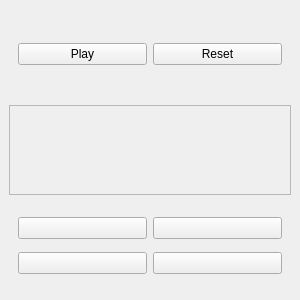
This is mainwindow.ui in rafael-rosseto/genius-ed as Qt 5 draws it before an edit. The edited form follows.
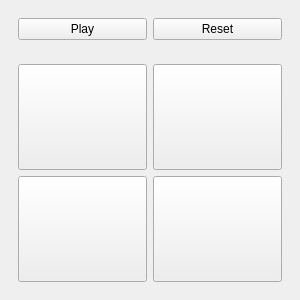
This is the edited form.

Commit message: update user interface

What changed in the file:
```diff
--- a/mainwindow.ui
+++ b/mainwindow.ui
@@ -29,6 +29,12 @@
    <layout class="QVBoxLayout" name="verticalLayout">
     <item>
      <widget class="QWidget" name="actions" native="true">
+      <property name="sizePolicy">
+       <sizepolicy hsizetype="Preferred" vsizetype="Maximum">
+        <horstretch>0</horstretch>
+        <verstretch>0</verstretch>
+       </sizepolicy>
+      </property>
       <layout class="QHBoxLayout" name="horizontalLayout">
        <item>
         <widget class="QPushButton" name="play">
@@ -47,21 +53,23 @@
       </layout>
      </widget>
     </item>
-    <item>
-     <widget class="QFrame" name="painel">
-      <property name="frameShape">
-       <enum>QFrame::StyledPanel</enum>
-      </property>
-      <property name="frameShadow">
-       <enum>QFrame::Raised</enum>
-      </property>
-     </widget>
-    </item>
     <item>
      <widget class="QWidget" name="cores" native="true">
+      <property name="sizePolicy">
+       <sizepolicy hsizetype="Preferred" vsizetype="Minimum">
+        <horstretch>0</horstretch>
+        <verstretch>0</verstretch>
+       </sizepolicy>
+      </property>
       <layout class="QGridLayout" name="gridLayout">
        <item row="0" column="1">
         <widget class="QPushButton" name="verde">
+         <property name="sizePolicy">
+          <sizepolicy hsizetype="Minimum" vsizetype="Minimum">
+           <horstretch>0</horstretch>
+           <verstretch>0</verstretch>
+          </sizepolicy>
+         </property>
          <property name="text">
           <string/>
          </property>
@@ -69,6 +77,12 @@
        </item>
        <item row="1" column="1">
         <widget class="QPushButton" name="azul">
+         <property name="sizePolicy">
+          <sizepolicy hsizetype="Minimum" vsizetype="Minimum">
+           <horstretch>0</horstretch>
+           <verstretch>0</verstretch>
+          </sizepolicy>
+         </property>
          <property name="text">
           <string/>
          </property>
@@ -76,6 +90,12 @@
        </item>
        <item row="0" column="0">
         <widget class="QPushButton" name="amarelo">
+         <property name="sizePolicy">
+          <sizepolicy hsizetype="Minimum" vsizetype="Minimum">
+           <horstretch>0</horstretch>
+           <verstretch>0</verstretch>
+          </sizepolicy>
+         </property>
          <property name="text">
           <string/>
          </property>
@@ -83,6 +103,12 @@
        </item>
        <item row="1" column="0">
         <widget class="QPushButton" name="vermelho">
+         <property name="sizePolicy">
+          <sizepolicy hsizetype="Minimum" vsizetype="Minimum">
+           <horstretch>0</horstretch>
+           <verstretch>0</verstretch>
+          </sizepolicy>
+         </property>
          <property name="text">
           <string/>
          </property>
```
Left out of the diff: 10 changed lines with no effect on the pictures. The commit also changes 2 other files.
